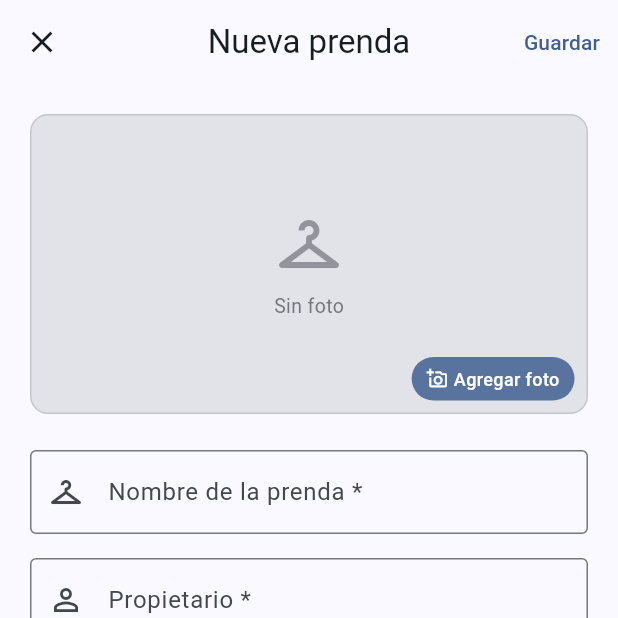
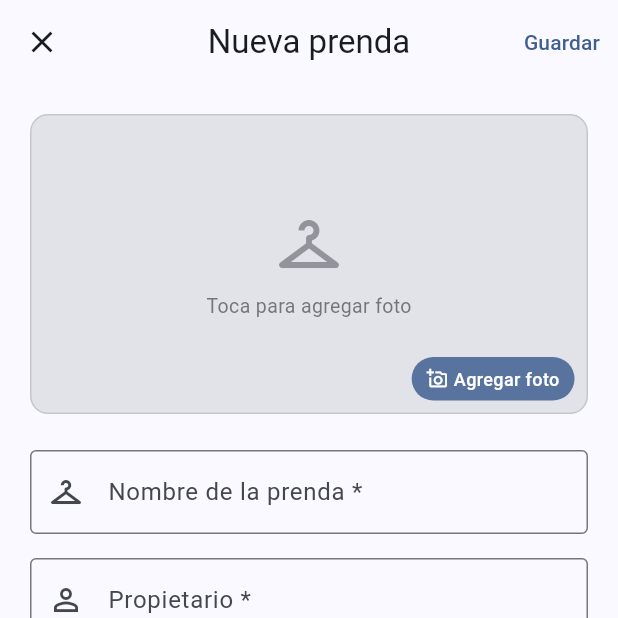
Before and after one commit to videcreaciones/Laundry_Manager, a Flutter app: the AddGarmentScreen screen opened by its route, on a phone screen of 412 x 824 dp, the top half of it. Run offline on Flutter 3.47's test engine with Material 3 defaults, Android fonts, the phone set to English and light mode, and no system bars; our stand-ins replace flutter_riverpod, fpdart, go_router, hive_flutter, image_picker; accounts and stored records are empty.

Commit message:
feat: agregar selección de foto desde cámara y galería

```diff
--- a/lib/presentation/widgets/image_preview_widget.dart
+++ b/lib/presentation/widgets/image_preview_widget.dart
@@ -1,7 +1,3 @@
-/// Widget de previsualizaciÃ³n de imagen de una prenda.
-///
-/// Muestra la foto si existe, un placeholder si no hay imagen,
-/// y un botÃ³n para seleccionar una nueva foto desde la galerÃ­a.
 library;
 
 import 'dart:io';
@@ -9,14 +5,8 @@ import 'package:flutter/material.dart';
 import 'package:flutter_riverpod/flutter_riverpod.dart';
 import 'package:laundry_manager/presentation/providers/image_picker_provider.dart';
 
-/// Widget de preview de imagen con soporte para selecciÃ³n desde galerÃ­a.
-///
-/// Consume [imagePickerProvider] para obtener y actualizar la ruta de la foto.
 class ImagePreviewWidget extends ConsumerWidget {
-  /// Si es `true`, muestra el botÃ³n de selecciÃ³n de imagen.
   final bool editable;
-
-  /// Ruta de imagen existente (para modo ediciÃ³n/detalle).
   final String? existingImagePath;
 
   const ImagePreviewWidget({
@@ -33,7 +23,7 @@ class ImagePreviewWidget extends ConsumerWidget {
 
     return GestureDetector(
       onTap: editable
-          ? () => ref.read(imagePickerProvider.notifier).pickImage()
+          ? () => showImagePickerSheet(context, ref)
           : null,
       child: Container(
         width: double.infinity,
@@ -41,28 +31,20 @@ class ImagePreviewWidget extends ConsumerWidget {
         decoration: BoxDecoration(
           color: theme.colorScheme.surfaceContainerHighest,
           borderRadius: BorderRadius.circular(12),
-          border: Border.all(
-            color: theme.colorScheme.outlineVariant,
-            width: 1,
-          ),
+          border: Border.all(color: theme.colorScheme.outlineVariant),
         ),
         child: ClipRRect(
           borderRadius: BorderRadius.circular(11),
           child: Stack(
             fit: StackFit.expand,
             children: [
-              // â”€â”€ Imagen o placeholder â”€â”€â”€â”€â”€â”€â”€â”€â”€â”€â”€â”€â”€â”€â”€â”€â”€â”€â”€â”€â”€â”€â”€â”€â”€â”€â”€â”€â”€â”€â”€â”€â”€â”€
               _buildImageContent(context, imagePath, theme),
-
-              // â”€â”€ Overlay de ediciÃ³n â”€â”€â”€â”€â”€â”€â”€â”€â”€â”€â”€â”€â”€â”€â”€â”€â”€â”€â”€â”€â”€â”€â”€â”€â”€â”€â”€â”€â”€â”€â”€â”€â”€â”€â”€â”€
               if (editable)
                 Positioned(
                   bottom: 8,
                   right: 8,
                   child: Container(
-                    padding: const EdgeInsets.symmetric(
-                      horizontal: 10, vertical: 6,
-                    ),
+                    padding: const EdgeInsets.symmetric(horizontal: 10, vertical: 6),
                     decoration: BoxDecoration(
                       color: theme.colorScheme.primary.withValues(alpha: 0.85),
                       borderRadius: BorderRadius.circular(20),
@@ -97,17 +79,10 @@ class ImagePreviewWidget extends ConsumerWidget {
     );
   }
 
-  Widget _buildImageContent(
-    BuildContext context,
-    String? imagePath,
-    ThemeData theme,
-  ) {
+  Widget _buildImageContent(BuildContext context, String? imagePath, ThemeData theme) {
     if (imagePath != null && File(imagePath).existsSync()) {
-      return Image.file(
-        File(imagePath),
-        fit: BoxFit.cover,
-        errorBuilder: (_, __, ___) => _buildPlaceholder(theme),
-      );
+      return Image.file(File(imagePath), fit: BoxFit.cover,
+          errorBuilder: (_, __, ___) => _buildPlaceholder(theme));
     }
     return _buildPlaceholder(theme);
   }
@@ -116,19 +91,14 @@ class ImagePreviewWidget extends ConsumerWidget {
     return Column(
       mainAxisAlignment: MainAxisAlignment.center,
       children: [
-        Icon(
-          Icons.checkroom_outlined,
-          size: 48,
-          color: theme.colorScheme.onSurfaceVariant.withValues(alpha: 0.5),
-        ),
+        Icon(Icons.checkroom_outlined, size: 48,
+            color: theme.colorScheme.onSurfaceVariant.withValues(alpha: 0.5)),
         const SizedBox(height: 8),
-        Text(
-          'Sin foto',
-          style: TextStyle(
-            color: theme.colorScheme.onSurfaceVariant.withValues(alpha: 0.7),
-            fontSize: 13,
-          ),
-        ),
+        Text('Toca para agregar foto',
+            style: TextStyle(
+              color: theme.colorScheme.onSurfaceVariant.withValues(alpha: 0.7),
+              fontSize: 13,
+            )),
       ],
     );
   }
```
Also changed, not shown: lib/presentation/providers/image_picker_provider.dart (+73 -18 lines), pubspec.yaml (+11 -29 lines), pubspec.lock, 1 other file.
